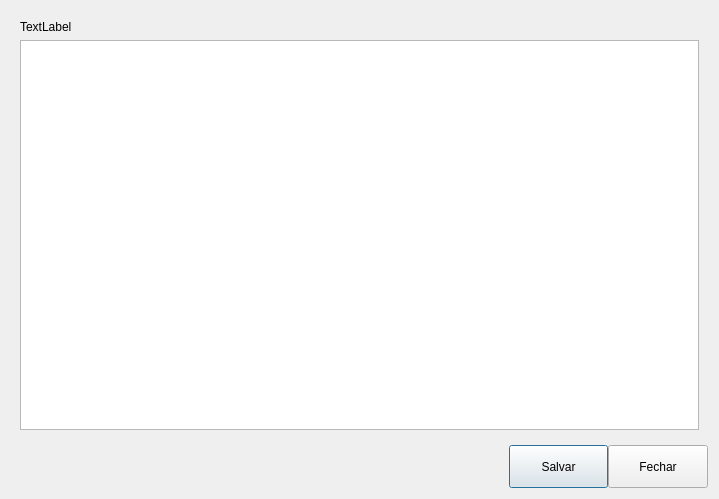
Qt form dialogrelatorio.ui (saraivaufc/ListaDeCompras) before a commit.
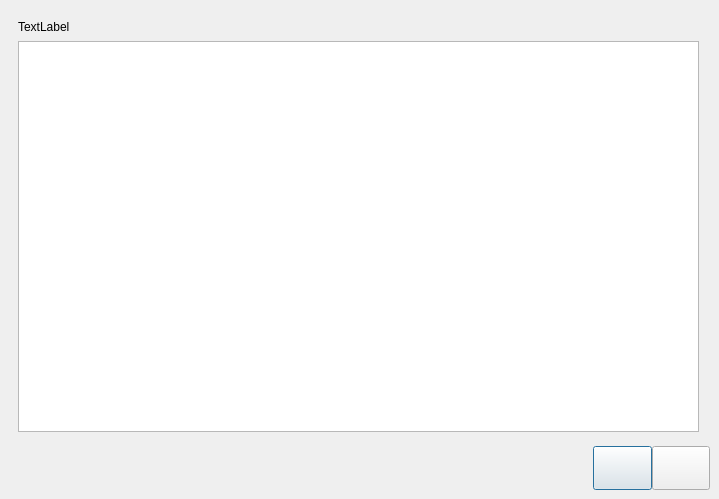
The same form after that commit. Icons and pictures are not drawn. Custom widgets are drawn as their Qt base class.

```diff
--- a/dialogrelatorio.ui
+++ b/dialogrelatorio.ui
@@ -10,32 +10,70 @@
     <height>499</height>
    </rect>
   </property>
+  <property name="minimumSize">
+   <size>
+    <width>719</width>
+    <height>499</height>
+   </size>
+  </property>
+  <property name="maximumSize">
+   <size>
+    <width>719</width>
+    <height>499</height>
+   </size>
+  </property>
   <property name="windowTitle">
    <string>Dialog</string>
   </property>
-  <layout class="QVBoxLayout" name="verticalLayout" stretch="10,1">
-   <item>
     <widget class="MyWidget" name="widgetToPrint" native="true">
-     <layout class="QVBoxLayout" name="verticalLayout_2">
-      <item>
+   <property name="geometry">
+    <rect>
+     <x>9</x>
+     <y>9</y>
+     <width>701</width>
+     <height>431</height>
+    </rect>
+   </property>
        <widget class="QLabel" name="label">
+    <property name="geometry">
+     <rect>
+      <x>9</x>
+      <y>9</y>
+      <width>67</width>
+      <height>17</height>
+     </rect>
+    </property>
         <property name="text">
          <string>TextLabel</string>
         </property>
        </widget>
-      </item>
-      <item>
        <widget class="QTableView" name="tableView">
+    <property name="geometry">
+     <rect>
+      <x>9</x>
+      <y>32</y>
+      <width>681</width>
+      <height>391</height>
+     </rect>
+    </property>
+    <property name="horizontalScrollBarPolicy">
+     <enum>Qt::ScrollBarAlwaysOff</enum>
+    </property>
         <attribute name="horizontalHeaderDefaultSectionSize">
          <number>150</number>
         </attribute>
        </widget>
-      </item>
-     </layout>
-    </widget>
-   </item>
-   <item>
-    <layout class="QHBoxLayout" name="horizontalLayout" stretch="5,1,1">
+  </widget>
+  <widget class="QWidget" name="">
+   <property name="geometry">
+    <rect>
+     <x>9</x>
+     <y>446</y>
+     <width>701</width>
+     <height>44</height>
+    </rect>
+   </property>
+   <layout class="QHBoxLayout" name="horizontalLayout" stretch="10,1,1">
      <property name="spacing">
       <number>0</number>
      </property>
@@ -61,7 +99,17 @@
         </sizepolicy>
        </property>
        <property name="text">
-        <string>Salvar</string>
+       <string/>
+      </property>
+      <property name="icon">
+       <iconset resource="Imagens.qrc">
+        <normaloff>:/imagens/icones/salvar.png</normaloff>:/imagens/icones/salvar.png</iconset>
+      </property>
+      <property name="iconSize">
+       <size>
+        <width>32</width>
+        <height>32</height>
+       </size>
        </property>
       </widget>
      </item>
@@ -74,13 +122,22 @@
         </sizepolicy>
        </property>
        <property name="text">
-        <string>Fechar</string>
-       </property>
+       <string/>
+      </property>
+      <property name="icon">
+       <iconset resource="Imagens.qrc">
+        <normaloff>:/imagens/icones/remove.png</normaloff>:/imagens/icones/remove.png</iconset>
+      </property>
+      <property name="iconSize">
+       <size>
+        <width>32</width>
+        <height>32</height>
+       </size>
+      </property>
       </widget>
      </item>
     </layout>
-   </item>
-  </layout>
+  </widget>
  </widget>
  <customwidgets>
   <customwidget>
```
Left out of the diff: 4 changed lines with no effect on the pictures. Lines whose indentation alone changed are shown as unchanged.
